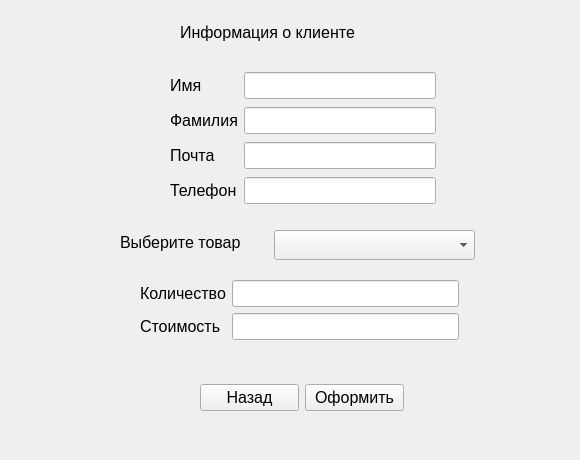
Above: order.ui from Tinddd28/client-server-model-client- before the change. Below: the same form after it.
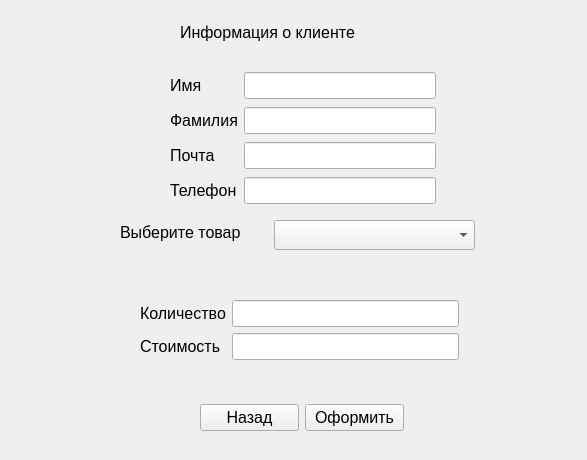
That is the form after the change.

Commit message: add order for infsys

```diff
--- a/order.ui
+++ b/order.ui
@@ -6,7 +6,7 @@
    <rect>
     <x>0</x>
     <y>0</y>
-    <width>580</width>
+    <width>587</width>
     <height>460</height>
    </rect>
   </property>
@@ -17,7 +17,7 @@
    <property name="geometry">
     <rect>
      <x>120</x>
-     <y>230</y>
+     <y>220</y>
      <width>148</width>
      <height>24</height>
     </rect>
@@ -31,24 +31,6 @@
     <string>Выберите товар</string>
    </property>
   </widget>
-  <widget class="QLabel" name="label_3">
-   <property name="geometry">
-    <rect>
-     <x>220</x>
-     <y>340</y>
-     <width>16</width>
-     <height>24</height>
-    </rect>
-   </property>
-   <property name="font">
-    <font>
-     <pointsize>12</pointsize>
-    </font>
-   </property>
-   <property name="text">
-    <string/>
-   </property>
-  </widget>
   <widget class="QLabel" name="label">
    <property name="geometry">
     <rect>
@@ -67,7 +49,7 @@
     <string>Информация о клиенте</string>
    </property>
   </widget>
-  <widget class="QWidget" name="">
+  <widget class="QWidget" name="layoutWidget">
    <property name="geometry">
     <rect>
      <x>170</x>
@@ -166,15 +148,20 @@
     </item>
    </layout>
   </widget>
-  <widget class="QWidget" name="">
+  <widget class="QWidget" name="layoutWidget">
    <property name="geometry">
     <rect>
      <x>140</x>
-     <y>280</y>
+     <y>300</y>
      <width>319</width>
      <height>98</height>
     </rect>
    </property>
+   <property name="font">
+    <font>
+     <pointsize>12</pointsize>
+    </font>
+   </property>
    <layout class="QFormLayout" name="formLayout">
     <item row="1" column="0">
      <widget class="QLabel" name="label_2">
@@ -220,11 +207,11 @@
     </item>
    </layout>
   </widget>
-  <widget class="QWidget" name="">
+  <widget class="QWidget" name="layoutWidget">
    <property name="geometry">
     <rect>
      <x>200</x>
-     <y>380</y>
+     <y>400</y>
      <width>204</width>
      <height>35</height>
     </rect>
@@ -260,7 +247,7 @@
    <property name="geometry">
     <rect>
      <x>274</x>
-     <y>230</y>
+     <y>220</y>
      <width>201</width>
      <height>30</height>
     </rect>
@@ -271,6 +258,24 @@
     </font>
    </property>
   </widget>
+  <widget class="QLabel" name="havee">
+   <property name="geometry">
+    <rect>
+     <x>140</x>
+     <y>260</y>
+     <width>321</width>
+     <height>31</height>
+    </rect>
+   </property>
+   <property name="font">
+    <font>
+     <pointsize>12</pointsize>
+    </font>
+   </property>
+   <property name="text">
+    <string/>
+   </property>
+  </widget>
  </widget>
  <resources/>
  <connections/>
```
Left out of the diff: 18 changed lines with no effect on the pictures. The commit also changes 16 other files.
